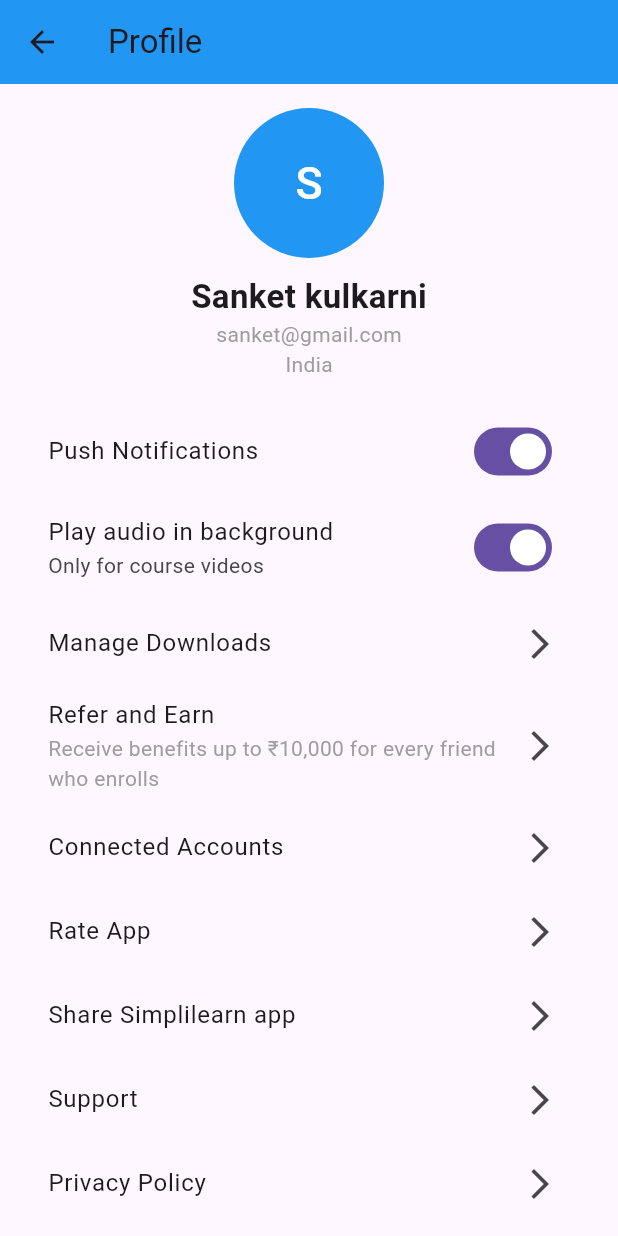
After one commit to ashutosh-1508/IDEA, a Flutter app: the HomePage screen opened directly, item 2 of the bottom bar chosen, after a tap on "Explore Now", after a tap on "Hi, Sanket!", on a phone screen of 412 x 824 dp. The commit adds this screen. Run offline on Flutter 3.47's test engine with Material 3 defaults, Android fonts, the light colour scheme and no system bars.

Commit message:
Home_page&profile_screen_development

```diff
--- /dev/null
+++ b/idea/lib/home_page.dart
@@ -0,0 +1,294 @@
+import 'dart:async'; // Add this import for Timer
+import 'package:flutter/material.dart';
+import 'profile_screen.dart'; // Import your ProfilePage here
+
+
+class HomePage extends StatefulWidget {
+  const HomePage({Key? key}) : super(key: key);
+
+  @override
+  _HomePageState createState() => _HomePageState();
+}
+
+class _HomePageState extends State<HomePage> {
+  final PageController _pageController = PageController();
+  int _currentPage = 0;
+  final List<String> _banners = [
+    "Advance to Master’s Level Excellence",
+    "Boost Your Career with New Skills",
+    "Unlock Your Potential with Our Courses"
+  ];
+
+  final List<Map<String, String>> _categories = [
+    {'icon': 'bar_chart', 'title': 'Data Science & Business Analytics'},
+    {'icon': 'code', 'title': 'Software Development'},
+    {'icon': 'devices', 'title': 'Mobile Development'},
+    {'icon': 'design_services', 'title': 'UI/UX Design'},
+    {'icon': 'build', 'title': 'Machine Learning'},
+    {'icon': 'cloud', 'title': 'Cloud Computing'},
+    {'icon': 'business', 'title': 'Blockchain'}, // Updated to 'business'
+    {'icon': 'security', 'title': 'Cyber Security'},
+  ];
+
+  @override
+  void initState() {
+    super.initState();
+    // Automatically scroll after 1 second
+    Timer.periodic(const Duration(seconds: 2), (timer) {
+      if (_currentPage < _banners.length - 1) {
+        _currentPage++;
+      } else {
+        _currentPage = 0;
+      }
+
+      // Scroll to the next page
+      _pageController.animateToPage(
+        _currentPage,
+        duration: const Duration(milliseconds: 500),
+        curve: Curves.easeInOut,
+      );
+    });
+  }
+
+  @override
+  void dispose() {
+    // Dispose of the PageController when not needed
+    _pageController.dispose();
+    super.dispose();
+  }
+
+  @override
+  Widget build(BuildContext context) {
+    return Scaffold(
+      appBar: AppBar(
+        title: GestureDetector(
+          onTap: () {
+            // Navigate to the ProfileScreen when tapped
+            Navigator.push(
+              context,
+              MaterialPageRoute(builder: (context) => ProfilePage()), // Updated to navigate to ProfilePage
+            );
+          },
+          child: const Text('Hi, Sanket!'),
+        ),
+        actions: [
+          IconButton(onPressed: () {}, icon: const Icon(Icons.search)),
+          IconButton(onPressed: () {}, icon: const Icon(Icons.notifications)),
+        ],
+      ),
+      body: SingleChildScrollView(
+        child: Padding(
+          padding: const EdgeInsets.all(16.0),
+          child: Column(
+            crossAxisAlignment: CrossAxisAlignment.start,
+            children: [
+              // Banner (Scrolling automatically)
+              Container(
+                height: 180,
+                decoration: BoxDecoration(
+                  borderRadius: BorderRadius.circular(12),
+                ),
+                child: PageView.builder(
+                  controller: _pageController,
+                  itemCount: _banners.length,
+                  itemBuilder: (context, index) {
+                    return Container(
+                      padding: const EdgeInsets.all(16),
+                      decoration: BoxDecoration(
+                        color: Colors.teal.shade300,
+                        borderRadius: BorderRadius.circular(12),
+                      ),
+                      child: Row(
+                        mainAxisAlignment: MainAxisAlignment.spaceBetween,
+                        children: [
+                          Column(
+                            crossAxisAlignment: CrossAxisAlignment.start,
+                            children: [
+                              Text(
+                                _banners[index],
+                                style: const TextStyle(
+                                  fontSize: 16,
+                                  fontWeight: FontWeight.bold,
+                                  color: Colors.white,
+                                ),
+                              ),
+                              const SizedBox(height: 8),
+                              const Text(
+                                'Land your dream job by upskilling now!',
+                                style: TextStyle(color: Colors.white),
+                              ),
+                            ],
+                          ),
+                          ElevatedButton(
+                            onPressed: () {},
+                            style: ElevatedButton.styleFrom(
+                              backgroundColor: Colors.white,
+                              foregroundColor: Colors.teal,
+                            ),
+                            child: const Text('Explore Now'),
+                          ),
+                        ],
+                      ),
+                    );
+                  },
+                ),
+              ),
+              const SizedBox(height: 24),
+
+              // Top Categories - Manually Scrollable
+              const Text(
+                'Top Categories',
+                style: TextStyle(fontSize: 18, fontWeight: FontWeight.bold),
+              ),
+              const SizedBox(height: 16),
+              SingleChildScrollView(
+                scrollDirection: Axis.horizontal,
+                child: Row(
+                  children: _categories.map((category) {
+                    return Padding(
+                      padding: const EdgeInsets.only(right: 16),
+                      child: Container(
+                        width: 140, // Fixed width for each category
+                        padding: const EdgeInsets.all(16),
+                        decoration: BoxDecoration(
+                          color: Colors.blue.shade50,
+                          borderRadius: BorderRadius.circular(12),
+                        ),
+                        child: Column(
+                          children: [
+                            Icon(
+                              _getCategoryIcon(category['icon']!),
+                              size: 40,
+                              color: Colors.blue,
+                            ),
+                            const SizedBox(height: 8),
+                            Text(
+                              category['title']!,
+                              textAlign: TextAlign.center,
+                            ),
+                          ],
+                        ),
+                      ),
+                    );
+                  }).toList(),
+                ),
+              ),
+              const SizedBox(height: 24),
+
+              // Recommended Courses
+              Row(
+                mainAxisAlignment: MainAxisAlignment.spaceBetween,
+                children: const [
+                  Text(
+                    'Recommended Courses',
+                    style: TextStyle(fontSize: 18, fontWeight: FontWeight.bold),
+                  ),
+                  Text(
+                    'See All',
+                    style: TextStyle(
+                      fontSize: 14,
+                      fontWeight: FontWeight.bold,
+                      color: Colors.blue,
+                    ),
+                  ),
+                ],
+              ),
+              const SizedBox(height: 16),
+              SizedBox(
+                height: 180,
+                child: ListView(
+                  scrollDirection: Axis.horizontal,
+                  children: [
+                    buildCourseCard('Introduction to AI', '168K Learners',
+                        'FREE', Icons.computer),
+                    buildCourseCard(
+                        'Networking Basics', '120K Learners', '\₹50', Icons.wifi),
+                    buildCourseCard('Cyber Security', '98K Learners', '\₹100',
+                        Icons.security),
+                  ],
+                ),
+              ),
+            ],
+          ),
+        ),
+      ),
+      bottomNavigationBar: BottomNavigationBar(
+        items: const [
+          BottomNavigationBarItem(
+            icon: Icon(Icons.home),
+            label: 'Home',
+          ),
+          BottomNavigationBarItem(
+            icon: Icon(Icons.book),
+            label: 'My Courses',
+          ),
+        ],
+      ),
+    );
+  }
+
+  // Updated to return an icon based on the category
+  IconData _getCategoryIcon(String iconName) {
+    switch (iconName) {
+      case 'bar_chart':
+        return Icons.bar_chart;
+      case 'code':
+        return Icons.code;
+      case 'devices':
+        return Icons.devices;
+      case 'design_services':
+        return Icons.design_services;
+      case 'build':
+        return Icons.build;
+      case 'cloud':
+        return Icons.cloud;
+      case 'security':
+        return Icons.security;
+      case 'business': // Updated for blockchain category
+        return Icons.business; // Using 'business' as placeholder for blockchain
+      default:
+        return Icons.category;
+    }
+  }
+
+  // Course card widget
+  Widget buildCourseCard(
+      String title, String learners, String price, IconData icon) {
+    return Container(
+      width: 140,
+      margin: const EdgeInsets.only(right: 16),
+      padding: const EdgeInsets.all(16),
+      decoration: BoxDecoration(
+        color: Colors.white,
+        borderRadius: BorderRadius.circular(12),
+        boxShadow: [
+          BoxShadow(
+            color: Colors.grey.shade200,
+            blurRadius: 6,
+            spreadRadius: 2,
+          ),
+        ],
+      ),
+      child: Column(
+        crossAxisAlignment: CrossAxisAlignment.start,
+        children: [
+          Icon(icon, size: 40, color: Colors.blue),
+          const SizedBox(height: 16),
+          Text(
+            title,
+            style: const TextStyle(fontSize: 16, fontWeight: FontWeight.bold),
+          ),
+          const SizedBox(height: 8),
+          Text(learners, style: const TextStyle(fontSize: 12)),
+          const Spacer(),
+          Text(
+            price,
+            style: TextStyle(
+                color: price == 'FREE' ? Colors.green : Colors.black,
+                fontWeight: FontWeight.bold),
+          ),
+        ],
+      ),
+    );
+  }
+}
--- a/idea/lib/main.dart
+++ b/idea/lib/main.dart
@@ -1,20 +1,26 @@
 import 'package:flutter/material.dart';
+import 'home_page.dart'; // Import your home_page.dart file
 
 void main() {
-  runApp(MyApp());
+  runApp(const MyApp());
 }
 
 class MyApp extends StatelessWidget {
+  const MyApp({Key? key}) : super(key: key);
+
   @override
   Widget build(BuildContext context) {
     return MaterialApp(
-      debugShowCheckedModeBanner: false,
-      home: SignInPage(),
+      title: 'Learning App',
+      theme: ThemeData(primarySwatch: Colors.blue),
+      home: const SignInPage(), // Initial screen is the SignInPage
     );
   }
 }
 
 class SignInPage extends StatefulWidget {
+  const SignInPage({Key? key}) : super(key: key);
+
   @override
   _SignInPageState createState() => _SignInPageState();
 }
@@ -56,8 +62,6 @@ class _SignInPageState extends State<SignInPage> {
               style: TextStyle(fontSize: 16, color: Colors.grey),
             ),
             SizedBox(height: 30),
-
-
             TextField(
               controller: _usernameController,
               decoration: InputDecoration(
@@ -69,8 +73,6 @@ class _SignInPageState extends State<SignInPage> {
               ),
             ),
             SizedBox(height: 10),
-
-
             TextField(
               controller: _passwordController,
               obscureText: true,
@@ -83,8 +85,6 @@ class _SignInPageState extends State<SignInPage> {
               ),
             ),
             SizedBox(height: 20),
-
-
             ElevatedButton(
               onPressed: _handleSignIn,
               child: Text(
@@ -100,7 +100,6 @@ class _SignInPageState extends State<SignInPage> {
               ),
             ),
             SizedBox(height: 20),
-
             // Forgot Password Link
             TextButton(
               onPressed: _forgotPassword,
@@ -110,7 +109,6 @@ class _SignInPageState extends State<SignInPage> {
               ),
             ),
             SizedBox(height: 20),
-
             // Create Account Link
             Row(
               mainAxisAlignment: MainAxisAlignment.center,
@@ -132,17 +130,17 @@ class _SignInPageState extends State<SignInPage> {
     String username = _usernameController.text;
     String password = _passwordController.text;
 
-
     String correctPassword = 'admin';
 
-    if (username == 'admin_admin' && password == correctPassword) {
-      // Admin login successful
-      Navigator.push(context, MaterialPageRoute(builder: (context) => AdminDashboard()));
-    } else if (username == 'admin' && password == correctPassword) {
-      // Regular user login successful
-      Navigator.push(context, MaterialPageRoute(builder: (context) => UserHomePage()));
+    // Check login credentials
+    if (username == 'admin_admin' && password == correctPassword ||
+        username == 'admin' && password == correctPassword) {
+      // Navigate to HomePage after successful login
+      Navigator.pushReplacement(
+        context,
+        MaterialPageRoute(builder: (context) => const HomePage()),
+      );
     } else {
-
       ScaffoldMessenger.of(context).showSnackBar(
         SnackBar(content: Text('Invalid username or password')),
       );
@@ -150,42 +148,10 @@ class _SignInPageState extends State<SignInPage> {
   }
 
   void _forgotPassword() {
-
     print('Forgot Password clicked');
   }
 
   void _createAccount() {
-
     print('Create Account clicked');
   }
 }
-
-class AdminDashboard extends StatelessWidget {
-  @override
-  Widget build(BuildContext context) {
-    return Scaffold(
-      appBar: AppBar(
-        title: Text('Admin Dashboard'),
-        backgroundColor: Colors.blue,
-      ),
-      body: Center(
-        child: Text('Welcome to the Admin Dashboard!', style: TextStyle(fontSize: 24)),
-      ),
-    );
-  }
-}
-
-class UserHomePage extends StatelessWidget {
-  @override
-  Widget build(BuildContext context) {
-    return Scaffold(
-      appBar: AppBar(
-        title: Text('User Home Page'),
-        backgroundColor: Colors.green,
-      ),
-      body: Center(
-        child: Text('Welcome to your User Dashboard!', style: TextStyle(fontSize: 24)),
-      ),
-    );
-  }
-}
--- /dev/null
+++ b/idea/lib/profile_screen.dart
@@ -0,0 +1,122 @@
+import 'package:flutter/material.dart';
+
+void main() {
+  runApp(MyApp());
+}
+
+class MyApp extends StatelessWidget {
+  @override
+  Widget build(BuildContext context) {
+    return MaterialApp(
+      debugShowCheckedModeBanner: false,
+      home: ProfilePage(),
+    );
+  }
+}
+
+class ProfilePage extends StatelessWidget {
+  @override
+  Widget build(BuildContext context) {
+    return Scaffold(
+      appBar: AppBar(
+        title: Text("Profile"),
+        backgroundColor: Colors.blue,
+      ),
+      body: ListView(
+        padding: EdgeInsets.all(16.0),
+        children: [
+          // Header Section
+          Column(
+            children: [
+              CircleAvatar(
+                radius: 50,
+                backgroundColor: Colors.blue,
+                child: Text(
+                  "S",
+                  style: TextStyle(fontSize: 30, color: Colors.white),
+                ),
+              ),
+              SizedBox(height: 10),
+              Text(
+                "Sanket kulkarni",
+                style: TextStyle(fontSize: 22, fontWeight: FontWeight.bold),
+              ),
+              Text(
+                "sanket@gmail.com",
+                style: TextStyle(color: Colors.grey),
+              ),
+              Text("India", style: TextStyle(color: Colors.grey)),
+            ],
+          ),
+          SizedBox(height: 20),
+
+          // Settings and Options
+          SwitchListTile(
+            title: Text("Push Notifications"),
+            value: true,
+            onChanged: (value) {},
+          ),
+          SwitchListTile(
+            title: Text("Play audio in background"),
+            subtitle: Text("Only for course videos"),
+            value: true,
+            onChanged: (value) {},
+          ),
+          ListTile(
+            title: Text("Manage Downloads"),
+            trailing: Icon(Icons.arrow_forward_ios),
+            onTap: () {},
+          ),
+          ListTile(
+            title: Text("Refer and Earn"),
+            subtitle: Text(
+              "Receive benefits up to ₹10,000 for every friend who enrolls",
+              style: TextStyle(color: Colors.grey),
+            ),
+            trailing: Icon(Icons.arrow_forward_ios),
+            onTap: () {},
+          ),
+          ListTile(
+            title: Text("Connected Accounts"),
+            trailing: Icon(Icons.arrow_forward_ios),
+            onTap: () {},
+          ),
+          ListTile(
+            title: Text("Rate App"),
+            trailing: Icon(Icons.arrow_forward_ios),
+            onTap: () {},
+          ),
+          ListTile(
+            title: Text("Share Simplilearn app"),
+            trailing: Icon(Icons.arrow_forward_ios),
+            onTap: () {},
+          ),
+          ListTile(
+            title: Text("Support"),
+            trailing: Icon(Icons.arrow_forward_ios),
+            onTap: () {},
+          ),
+          ListTile(
+            title: Text("Privacy Policy"),
+            trailing: Icon(Icons.arrow_forward_ios),
+            onTap: () {},
+          ),
+          ListTile(
+            title: Text("Sign Out"),
+            trailing: Icon(Icons.logout),
+            onTap: () {},
+          ),
+          SizedBox(height: 20),
+
+          // Footer Section
+          Center(
+            child: Text(
+              "Version 11.8.17",
+              style: TextStyle(color: Colors.grey),
+            ),
+          ),
+        ],
+      ),
+    );
+  }
+}
```
Also changed, not shown: 1 other file. Lines whose indentation alone changed are shown as unchanged.
